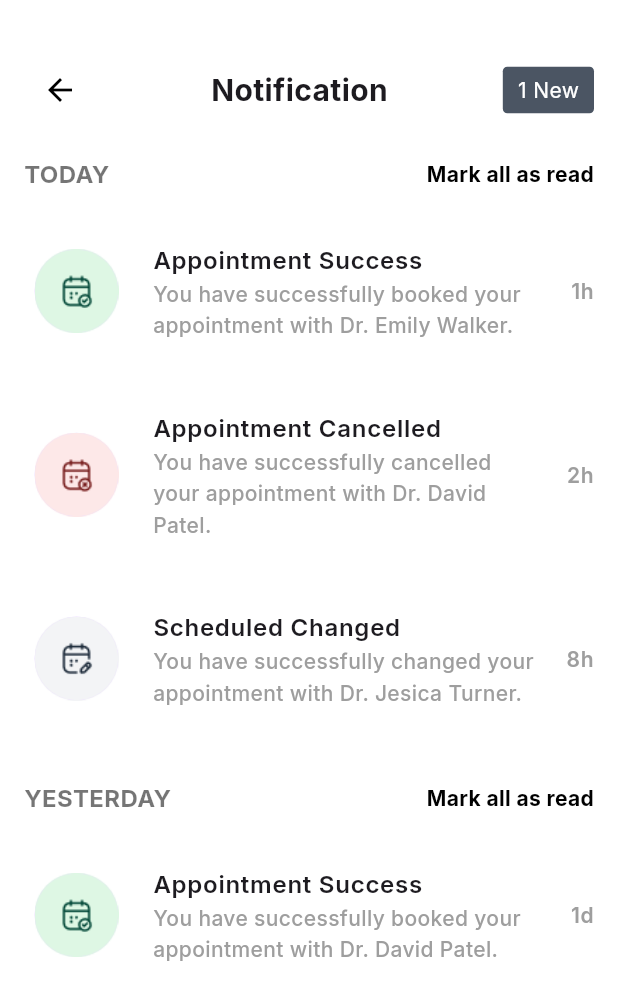
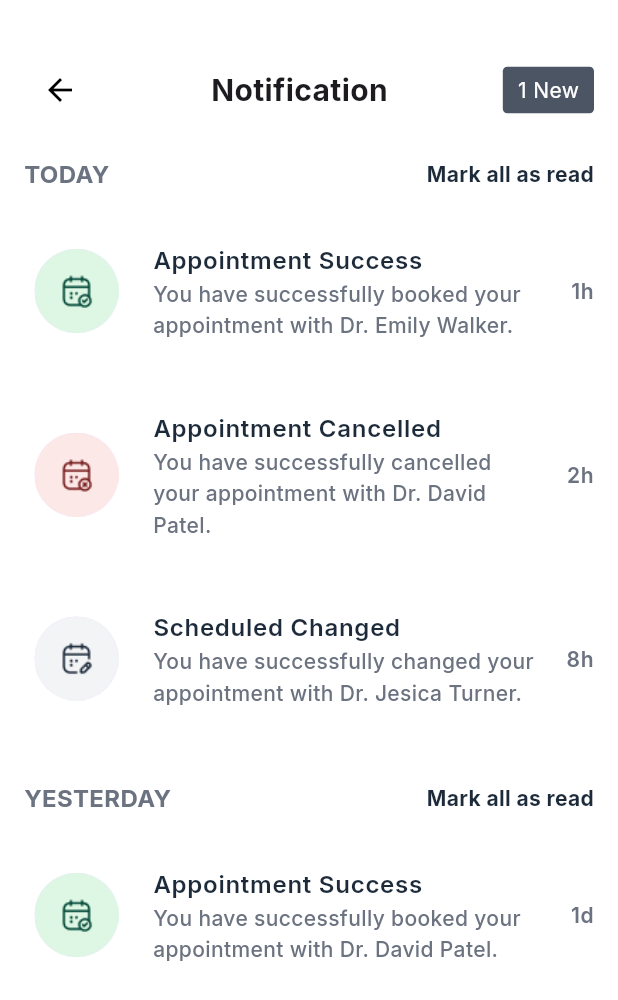
Before and after one commit to vsrooban/doctor-appointment-app, a Flutter app: the HomeScreen screen opened directly, item 4 of the bottom bar chosen, after a tap on "Notifications", on a phone screen of 412 x 824 dp. Shown: the top 1000 px of the screen. Run offline on Flutter 3.47's test engine with Material 3 defaults, Android fonts, the phone set to English and light mode, and no system bars; our stand-ins replace flutter_image_slideshow, flutter_map, google_fonts, latlong2.

Commit message:
fine tune for all screens

```diff
--- a/lib/screen/home/notification_screen.dart
+++ b/lib/screen/home/notification_screen.dart
@@ -99,9 +99,9 @@ class _NotificationScreenState extends State<NotificationScreen> {
       child: Row(
         mainAxisAlignment: MainAxisAlignment.spaceBetween,
         children: [
-          Text(title, style: AppTypography.h3.copyWith(color: Colors.black54)),
+          Text(title, style: AppTypography.h3.copyWith(color: const Color(0xFF6B7280))),
           Text("Mark all as read",
-              style: AppTypography.bodySBold.copyWith(color: Colors.black)),
+              style: AppTypography.bodySBold.copyWith(color: const Color(0xFF1C2A3A))),
         ],
       ),
     );
@@ -118,12 +118,12 @@ class _NotificationScreenState extends State<NotificationScreen> {
           height: 60,
         ),
       ),
-      title: Text(title, style: AppTypography.bodyLG),
+      title: Text(title, style: AppTypography.bodyLG.copyWith(color: Color(0xFF1C2A3A))),
       subtitle: Text(subtitle,
-          style: AppTypography.bodySMedium.copyWith(color: Colors.grey)),
+          style: AppTypography.bodySMedium.copyWith(color: const Color(0xFF6B7280))),
       trailing: Text(time,
           style: AppTypography.bodySRegular.copyWith(
-            color: Colors.grey,
+            color: const Color(0xFF6B7280),
             fontSize: 14,
             fontWeight: FontWeight.w600,
           )),
--- a/lib/screen/home/profile_screen.dart
+++ b/lib/screen/home/profile_screen.dart
@@ -103,31 +103,38 @@ class _ProfileScreenState extends State<ProfileScreen> {
                     decoration: BoxDecoration(
                         shape: BoxShape.rectangle,
                         borderRadius: BorderRadius.circular(6),
-                    color: Color(0xff1C2A3A)
-                  ),
+                        color: Color(0xff1C2A3A)),
                     padding: const EdgeInsets.all(8),
-                  child: Image.asset('assets/images/pencil.png')
-                ),
+                    child: Image.asset('assets/images/pencil.png')),
               ),
             ],
           ),
         ),
         const SizedBox(height: 2),
-        const Text("Daniel Martinez", style: AppTypography.h2),
+        Text("Daniel Martinez",
+            style: AppTypography.h2.copyWith(color: Color(0xFF1F2A37))),
         const Text("+123 856479683", style: AppTypography.bodySRegular),
         const SizedBox(height: 10),
         Expanded(
           child: ListView(
             children: [
               ProfileMenuItem(
-                  icon: Image.asset("assets/images/user-edit.png"),
+                  icon: Image.asset(
+                    "assets/images/user-edit.png",
+                    height: 24,
+                    width: 24,
+                  ),
                   text: "Edit Profile"),
               Divider(
                 thickness: 1,
                 color: const Color(0xFFE5E7EB),
               ),
               ProfileMenuItem(
-                icon: Image.asset("assets/images/favorite.png",width: 30,height: 30,),
+                icon: Image.asset(
+                  "assets/images/favorite.png",
+                  height: 24,
+                  width: 24,
+                ),
                 text: "Favorite",
                 onTap: () {
                   Navigator.push(
@@ -140,10 +147,14 @@ class _ProfileScreenState extends State<ProfileScreen> {
               ),
               Divider(
                 thickness: 1,
-              color:  Color(0xFFE5E7EB),
+                color: Color(0xFFE5E7EB),
               ),
               ProfileMenuItem(
-                icon: Image.asset("assets/images/notification.png"),
+                icon: Image.asset(
+                  "assets/images/notification.png",
+                  height: 24,
+                  width: 24,
+                ),
                 text: "Notifications",
                 onTap: () {
                   Navigator.push(
@@ -156,31 +167,48 @@ class _ProfileScreenState extends State<ProfileScreen> {
               ),
               Divider(
                 thickness: 1,
-              color:  Color(0xFFE5E7EB),
+                color: Color(0xFFE5E7EB),
               ),
               ProfileMenuItem(
-                  icon: Image.asset("assets/images/setting-2.png"),
+                  icon: Image.asset(
+                    "assets/images/setting-2.png",
+                    height: 24,
+                    width: 24,
+                  ),
                   text: "Settings"),
               Divider(
                 thickness: 1,
-              color:  Color(0xFFE5E7EB),
+                color: Color(0xFFE5E7EB),
               ),
               ProfileMenuItem(
-                  icon: Image.asset("assets/images/message-question.png"),
-                  text: "Help and Support"),
+                icon: Image.asset(
+                  "assets/images/message-question.png",
+                  height: 24,
+                  width: 24,
+                ),
+                text: "Help and Support",
+              ),
               Divider(
                 thickness: 1,
                 color: const Color(0xFFE5E7EB),
               ),
               ProfileMenuItem(
-                  icon: Image.asset("assets/images/security-safe.png"),
+                  icon: Image.asset(
+                    "assets/images/security-safe.png",
+                    height: 24,
+                    width: 24,
+                  ),
                   text: "Terms and Conditions"),
               Divider(
                 thickness: 1,
                 color: const Color(0xFFE5E7EB),
               ),
               ProfileMenuItem(
-                icon: Image.asset("assets/images/logout.png"),
+                icon: Image.asset(
+                  "assets/images/logout.png",
+                  height: 24,
+                  width: 24,
+                  ),
                 text: "Log Out",
                 showTrailingIcon: false,
                 onTap: _showLogoutDialog,
@@ -211,7 +239,8 @@ class ProfileMenuItem extends StatelessWidget {
   Widget build(BuildContext context) {
     return ListTile(
       leading: icon,
-      title: Text(text, style: AppTypography.bodyLG.copyWith(color: Color(0xff6B7280))),
+      title: Text(text,
+          style: AppTypography.bodyLG.copyWith(color: Color(0xff6B7280))),
       trailing: showTrailingIcon
           ? const Icon(
               Icons.arrow_forward_ios,
--- a/lib/screen/login/welcome_screen.dart
+++ b/lib/screen/login/welcome_screen.dart
@@ -104,13 +104,13 @@ class _WelcomeScreenState extends State<WelcomeScreen> {
             child: Column(
               children: [
                 SizedBox(height: 10),
-                Text(title, style: AppTypography.h2),
+                Text(title, style: AppTypography.h2.copyWith(color: Color(0xFF374151))),
                 SizedBox(height: 10),
                 Text(
                   description,
                   textAlign: TextAlign.center,
                   style:
-                      AppTypography.bodySSemiBold.copyWith(color: Colors.grey),
+                      AppTypography.bodySSemiBold.copyWith(color: const Color(0xFF6B7280)),
                 ),
                 SizedBox(height: 20),
                 ElevatedButton(
--- a/lib/widget/Map_hospital_card.dart
+++ b/lib/widget/Map_hospital_card.dart
@@ -172,13 +172,13 @@ class _ClinicCardState extends State<ClinicCard> {
                 Divider(thickness: 1, color: const Color(0xFFE5E7EB)),
                 Row(
                   children: [
-                    Image.asset("assets/images/routing.png"),
+                    Image.asset("assets/images/routing.png",height: 16,width: 16,),
                     const SizedBox(width: 5),
                     Text("${widget.distance} / 40 min",
                         style: AppTypography.bodyXSBold
                             .copyWith(color: Color(0xFF6B7280))),
                     const Spacer(),
-                    Image.asset("assets/images/icon_hospital_card.png"),
+                    Image.asset("assets/images/icon_hospital_card.png",height: 16,width: 16,),
                     const SizedBox(width: 5),
                     Text(widget.category,
                         style: AppTypography.bodyXSBold
```
Also changed, not shown: lib/screen/home/google_map.dart (+10 -3 lines), lib/screen/login/signin_screen.dart (+7 -7 lines), lib/widget/hospital_card.dart (+8 -8 lines), assets/images/favorite.png, assets/images/icon_hospital_card.png, assets/images/logout.png, assets/images/message-question.png, assets/images/notification.png, assets/images/routing.png, assets/images/security-safe.png, assets/images/setting-2.png, assets/images/user-edit.png. Lines whose indentation alone changed are shown as unchanged.
